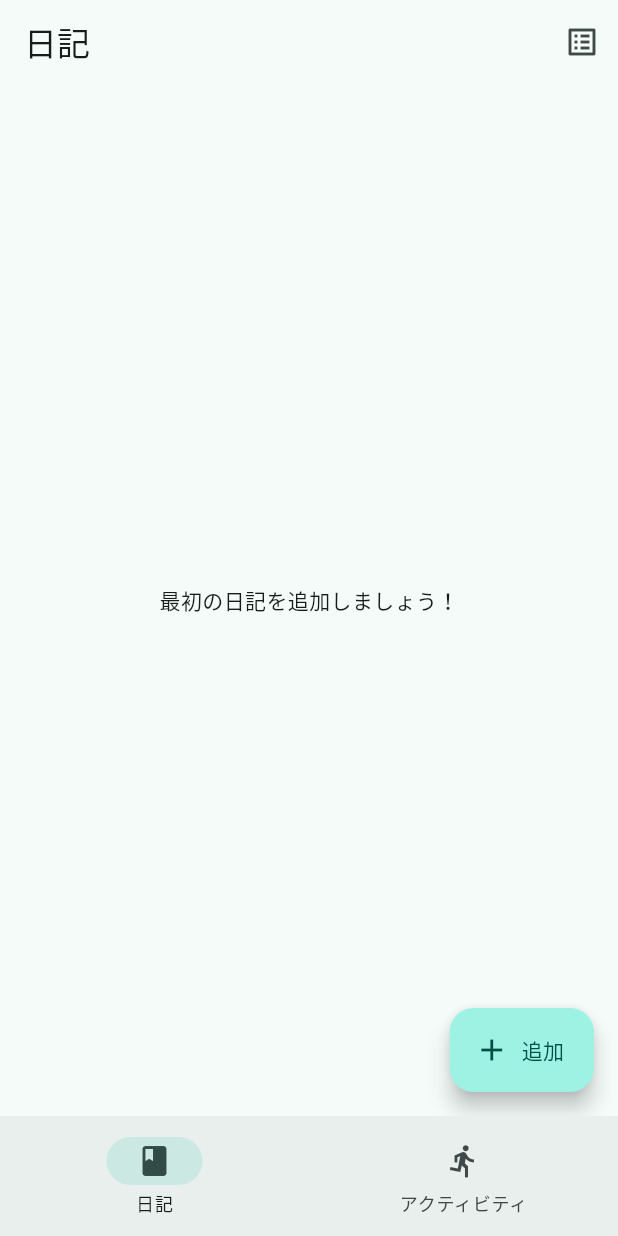
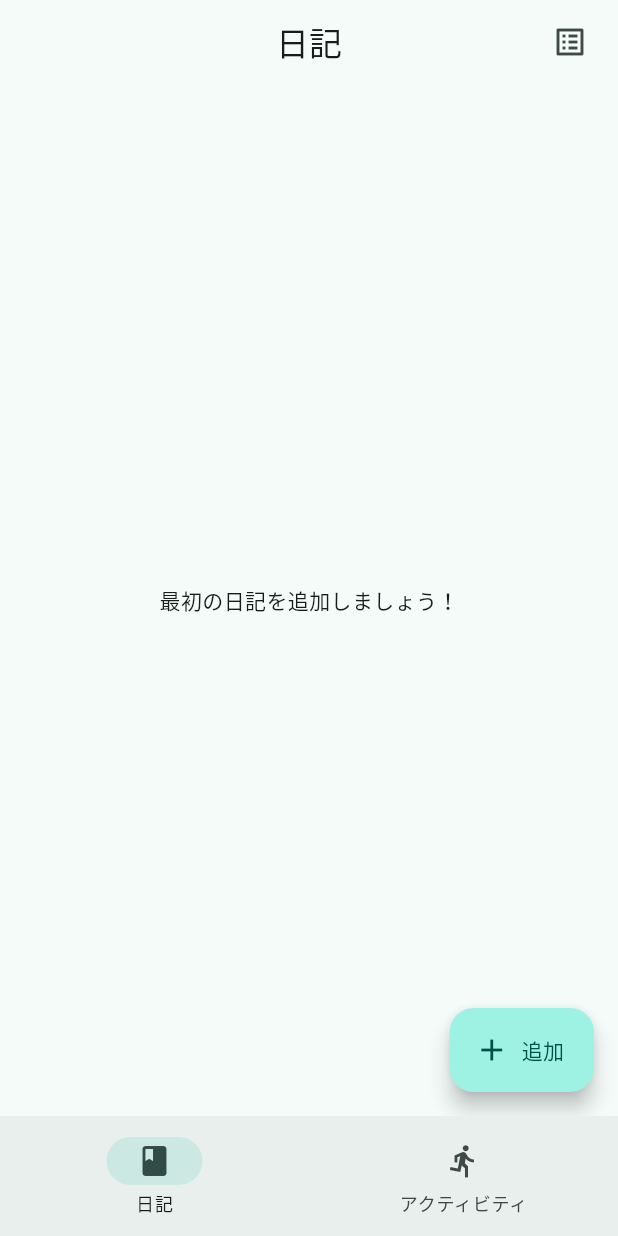
Before and after one commit to Shota-Abe/diary, a Flutter app: the screen it shows after launch, on a phone screen of 412 x 824 dp. Run offline on Flutter 3.47's test engine with Material 3 defaults, Android fonts, the phone set to English and light mode, and no system bars; our stand-ins replace flutter_colorpicker, shared_preferences, table_calendar.

Commit message:
日記一覧の表示切り替えボタンに余白を追加

```diff
--- a/lib/pages/entries_page.dart
+++ b/lib/pages/entries_page.dart
@@ -102,12 +102,14 @@ class _EntriesPageState extends State<EntriesPage> {
     return Scaffold(
       appBar: AppBar(
         title: const Text('日記'),
+        centerTitle: true,
         actions: [
           IconButton(
             tooltip: _calendarMode ? 'リスト表示に切替' : 'カレンダー表示に切替',
             onPressed: () => setState(() => _calendarMode = !_calendarMode),
             icon: Icon(_calendarMode ? Icons.list_alt : Icons.calendar_month),
           ),
+          const SizedBox(width: 8),
         ],
       ),
       body: FutureBuilder<List<DiaryEntry>>(
```
